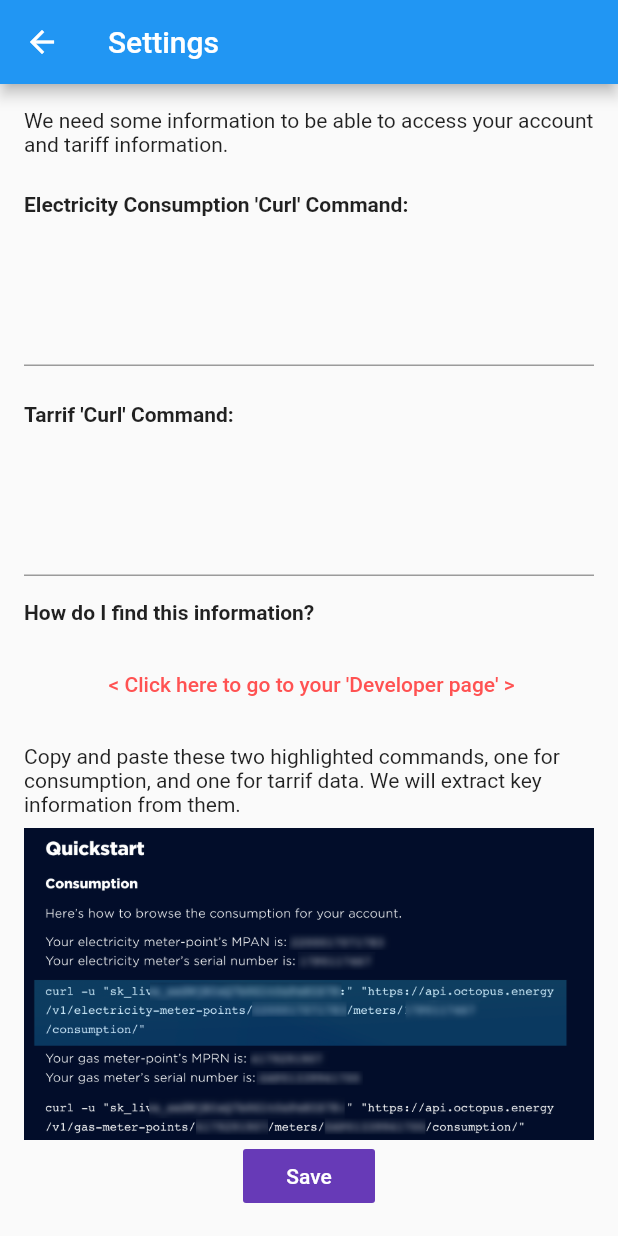
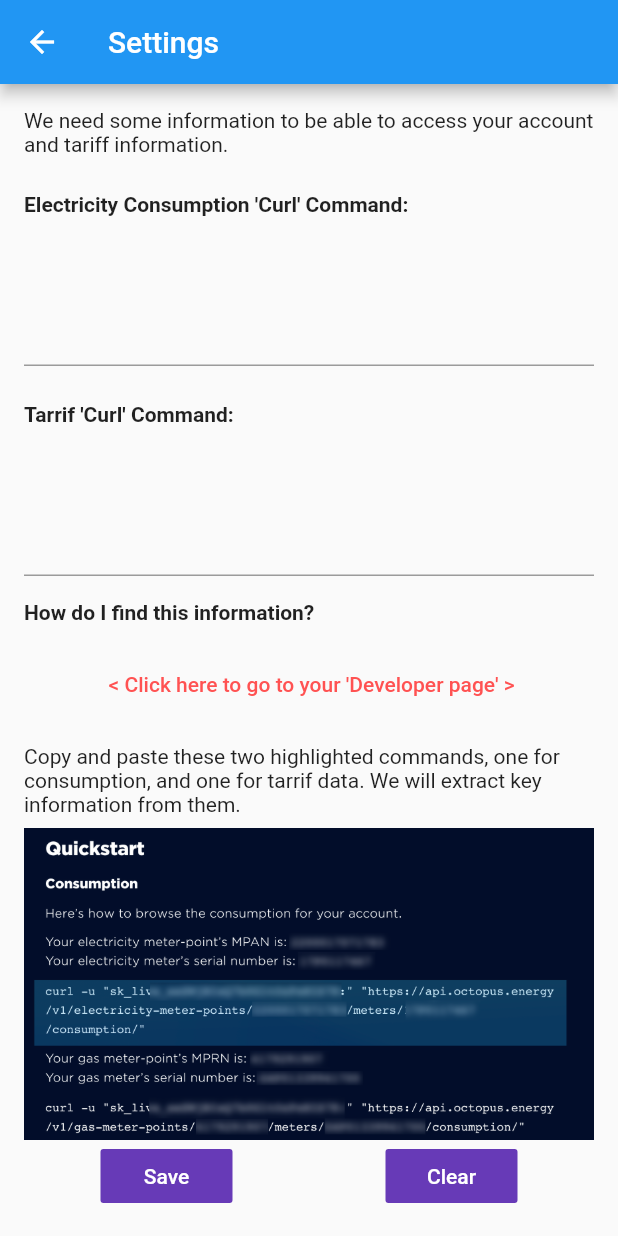
Before and after one commit to dmt195/octopus_data, a Flutter app: the screen it shows after launch, after a tap on the "settings" icon, on a phone screen of 412 x 824 dp. Run offline on Flutter 3.47's test engine with Material 2 defaults, Android fonts, the light colour scheme and no system bars; our stand-ins replace bloc, charts_flutter, flutter_bloc, injectable, moor_flutter, shared_preferences; missing offline and left inert: calendar_strip; generated files the repository leaves out were written again; statements that could not run were skipped.

Commit message:
nearly there - need to test full flow and add clear down of all data in db

```diff
--- a/lib/main_bloc.dart
+++ b/lib/bloc_main/main_bloc.dart
@@ -4,7 +4,7 @@ import 'package:bloc/bloc.dart';
 import 'package:octopus_data/key_value_store.dart';
 import 'package:octopus_data/data/moor_database.dart';
 import 'package:octopus_data/repo/agile_repo.dart';
-import './bloc.dart';
+import 'bloc.dart';
 
 class MainBloc extends Bloc<MainEvent, MainState> {
   @override
@@ -55,29 +55,39 @@ class MainBloc extends Bloc<MainEvent, MainState> {
   Stream<MainState> mapEventToState(
     MainEvent event,
   ) async* {
-//    print("In mapEventToState with $event");
+    print("In mapEventToState with $event");
     if (event is DownloadRequestEvent) {
-//      print("DownloadRequestEvent fired!");
+      print("DownloadRequestEvent fired!");
       await getAndSaveAllTariffData();
       await getAndSaveAllConsumptionData();
       await findCompletableChargeMatchesAndAddToDb();
     } else if (event is SavedDataReadyEvent) {
-//      print("SavedDataReadyEvent fired!");
+      print("SavedDataReadyEvent fired!");
       // if empty then fire the settings page event
       if (keyValueStore.apiKey.isEmpty) {
-//        print("api key is empty");
+        print("api key is empty");
         yield SettingsRequiredState();
       } else {
-//        print("api key is present - getting AgileRepo instance");
+        print("api key is present - getting AgileRepo instance");
         // ready the repos with their appropriate settings
         ar = AgileRepository(keyValueStore);
         add(DownloadRequestEvent());
       }
     } else if (event is DataAvailableEvent) {
+      print("DataAvailableEvent fired!");
       yield DataAvailableState(dataReady);
     } else if (event is DateChosenEvent) {
+      print("DateChosenEvent fired!");
       dayOfInterest = event.date;
       getDataAndListen();
+    } else if (event is PreferencesSavedEvent) {
+      print("PreferencesSavedEvent fired!");
+      add(SavedDataReadyEvent());
+      getDataAndListen();
+    } else if (event is ClearAllDataEvent) {
+      await keyValueStore.clearAllData();
+      await db.clearData();
+      add(SavedDataReadyEvent());
     }
   }
 
--- a/lib/main_event.dart
+++ b/lib/bloc_main/main_event.dart
@@ -11,5 +11,10 @@ class DataAvailableEvent extends MainEvent {}
 
 class DateChosenEvent extends MainEvent {
   final DateTime date;
+
   DateChosenEvent(this.date);
 }
+
+class PreferencesSavedEvent extends MainEvent {}
+
+class ClearAllDataEvent extends MainEvent {}
--- a/lib/main_state.dart
+++ b/lib/bloc_main/main_state.dart
@@ -4,14 +4,14 @@ import 'package:octopus_data/data/moor_database.dart';
 @immutable
 abstract class MainState {
   final bool isLoading = false;
-  final SettingsState settingsState = SettingsState.UNKNOWN;
+  final SettingsStatus settingsState = SettingsStatus.UNKNOWN;
   final DateTime dayOfInterest = DateTime.now();
   final List<EnergyData> dataReady = [];
 }
 
 class InitialMainState extends MainState {
   final bool isLoading = false;
-  final SettingsState settingsState = SettingsState.UNKNOWN;
+  final SettingsStatus settingsState = SettingsStatus.UNKNOWN;
   final DateTime dayOfInterest = DateTime.now();
 }
 
@@ -29,15 +29,15 @@ class DataAvailableState extends MainState {
 class SavedDataAvailableState extends MainState {}
 
 class SettingsRequiredState extends MainState {
-  final SettingsState settingsState = SettingsState.INVALID;
+  final SettingsStatus settingsState = SettingsStatus.INVALID;
 }
 
 class SettingsCompletedState extends MainState {
-  final SettingsState settingsState = SettingsState.VALID;
+  final SettingsStatus settingsState = SettingsStatus.VALID;
 }
 
 
 
-enum SettingsState {
+enum SettingsStatus {
   UNKNOWN, VALID, INVALID
 }
--- a/lib/data/moor_database.dart
+++ b/lib/data/moor_database.dart
@@ -96,5 +96,10 @@ class AppDatabase extends _$AppDatabase {
     return data;
   }
 
+  Future<void> clearData() async {
+    //todo
+    return;
+  }
+
 
 }
--- a/lib/data_list_item.dart
+++ b/lib/data_list_item.dart
@@ -1,6 +1,6 @@
 import 'package:flutter/material.dart';
 import 'package:octopus_data/data/moor_database.dart';
-import 'package:octopus_data/main_bloc.dart';
+import 'package:octopus_data/bloc_main/main_bloc.dart';
 import 'extension_functions.dart';
 
 class DataListViewWidget extends StatelessWidget {
--- a/lib/home_page.dart
+++ b/lib/home_page.dart
@@ -1,34 +1,26 @@
 import 'package:calendar_strip/calendar_strip.dart';
 import 'package:flutter/material.dart';
 import 'package:flutter_bloc/flutter_bloc.dart';
-import 'package:octopus_data/bloc.dart';
+import 'package:octopus_data/bloc_main/bloc.dart';
 import 'package:octopus_data/data_list_item.dart';
 import 'package:octopus_data/graph_widget.dart';
 import 'package:octopus_data/summariser_widget.dart';
 
-class MyHomePage extends StatefulWidget {
-  MyHomePage({Key key}) : super(key: key);
-
-  final String title = 'Octopus Rates and Usage';
-
-  @override
-  _MyHomePageState createState() => _MyHomePageState();
-}
-
-class _MyHomePageState extends State<MyHomePage> {
-  bool isLoading = false;
-
+class MyHomePage extends StatelessWidget {
   @override
   Widget build(BuildContext context) {
     return BlocBuilder<MainBloc, MainState>(
       builder: ((BuildContext context, MainState mainState) {
         MainBloc bloc = BlocProvider.of<MainBloc>(context);
         if (mainState is SettingsRequiredState) {
-          Navigator.pushNamed(context, '/settings');
+          //delaying the navigation allows something to be rendered before navigation
+          //otherwise exceptions are thrown
+          Future.delayed(Duration(milliseconds: 100))
+              .then((value) => Navigator.pushNamed(context, '/settings'));
         }
         return Scaffold(
           appBar: AppBar(
-            title: Text(widget.title),
+            title: Text('Octopus Rates and Usage'),
             actions: <Widget>[SettingsMenuIcon()],
           ),
           body: Column(
@@ -38,7 +30,7 @@ class _MyHomePageState extends State<MyHomePage> {
               CalendarStrip(
                 startDate: DateTime.now().subtract(Duration(days: 30)),
                 endDate: DateTime.now().add(Duration(days: 2)),
-                      onDateSelected: (date) => _setDateOfInterest(date),
+                onDateSelected: (date) => _setDateOfInterest(bloc, date),
                 selectedDate: bloc.dayOfInterest,
               ),
               SummariserWidget(bloc.dataReady),
@@ -46,7 +38,8 @@ class _MyHomePageState extends State<MyHomePage> {
               bloc.dataReady == null || bloc.dataReady.isEmpty
                   ? Expanded(
                       child: Container(
-                      child: Center(child: Text("No Data For This Date (Yet)")),
+                        child:
+                            Center(child: Text("No Data For This Date (Yet)")),
                       ),
                     )
                   : DataListViewWidget(bloc.dataReady),
@@ -69,8 +62,8 @@ class _MyHomePageState extends State<MyHomePage> {
     );
   }
 
-  _setDateOfInterest(date) {
-    context.bloc<MainBloc>().add(DateChosenEvent(date));
+  _setDateOfInterest(bloc, date) {
+    bloc.add(DateChosenEvent(date));
   }
 }
 
--- a/lib/main.dart
+++ b/lib/main.dart
@@ -1,6 +1,6 @@
 import 'package:flutter/material.dart';
 import 'package:flutter_bloc/flutter_bloc.dart';
-import 'package:octopus_data/bloc.dart';
+import 'package:octopus_data/bloc_main/bloc.dart';
 import 'package:octopus_data/data/moor_database.dart';
 import 'package:octopus_data/home_page.dart';
 import 'package:octopus_data/settings_widget.dart';
--- a/lib/settings_widget.dart
+++ b/lib/settings_widget.dart
@@ -1,8 +1,10 @@
 import 'package:flutter/material.dart';
 import 'package:flutter_bloc/flutter_bloc.dart';
-import 'package:octopus_data/bloc.dart';
 import 'package:provider/provider.dart';
 import 'package:url_launcher/url_launcher.dart';
+
+import 'bloc_main/bloc.dart';
+import 'bloc_main/main_bloc.dart';
 
 class SettingsWidget extends StatefulWidget {
   @override
@@ -12,11 +14,11 @@ class SettingsWidget extends StatefulWidget {
 class _SettingsWidgetState extends State<SettingsWidget> {
   String _tariffCurl;
   String _consumptionCurl;
-  String apiKey;
-  String mpanNo;
-  String serialNo;
-  String tariff;
-  String regionalTariff;
+  String _apiKey;
+  String _mpanNo;
+  String _serialNo;
+  String _tariff;
+  String _regionalTariff;
 
   @override
   Widget build(BuildContext context) {
@@ -30,9 +32,9 @@ class _SettingsWidgetState extends State<SettingsWidget> {
         ),
         body: SafeArea(
           child: Container(
-              child: Padding(
-            padding: const EdgeInsets.all(16.0),
-            child: Form(
+            child: Padding(
+              padding: const EdgeInsets.all(16.0),
+              child: Form(
                 key: _formKey,
                 child: Column(
                   children: <Widget>[
@@ -67,12 +69,12 @@ class _SettingsWidgetState extends State<SettingsWidget> {
                                 } else {
                                   setState(() {
                                     _consumptionCurl = value;
-                                    apiKey = firstMatch.group(1);
-                                    mpanNo = firstMatch.group(2);
-                                    serialNo = firstMatch.group(3);
+                                    _apiKey = firstMatch.group(1);
+                                    _mpanNo = firstMatch.group(2);
+                                    _serialNo = firstMatch.group(3);
                                   });
                                   bloc.keyValueStore.saveConsumptionCredentials(
-                                      apiKey, mpanNo, serialNo);
+                                      _apiKey, _mpanNo, _serialNo);
                                 }
                                 return null;
                               },
@@ -97,16 +99,16 @@ class _SettingsWidgetState extends State<SettingsWidget> {
                                   return "This can't be emtpy";
                                 } else if (firstMatch == null) {
                                   return "This doesn't look right";
-                                } else if (firstMatch.group(1) != apiKey) {
+                                } else if (firstMatch.group(1) != _apiKey) {
                                   return "Api keys don't match";
                                 } else {
                                   setState(() {
                                     _tariffCurl = value;
-                                    tariff = firstMatch.group(2);
-                                    regionalTariff = firstMatch.group(3);
+                                    _tariff = firstMatch.group(2);
+                                    _regionalTariff = firstMatch.group(3);
                                   });
                                   bloc.keyValueStore.saveTariffCredentials(
-                                      tariff, regionalTariff);
+                                      _tariff, _regionalTariff);
                                 }
                                 return null;
                               },
@@ -131,7 +133,8 @@ class _SettingsWidgetState extends State<SettingsWidget> {
                                       style: TextStyle(color: Colors.redAccent),
                                     ),
                                     onPressed: () {
-                                      _launchURL();
+                                      _launchURL(
+                                          "https://octopus.energy/dashboard/developer/");
                                     },
                                   ),
                                 ),
@@ -153,16 +156,6 @@ class _SettingsWidgetState extends State<SettingsWidget> {
                       mainAxisAlignment: MainAxisAlignment.spaceAround,
                       children: <Widget>[
                         FlatButton(
-                          onPressed: () {
-                            if (_formKey.currentState.validate()) {
-                              // save values
-                              bloc.keyValueStore
-                                  .upDateCurls(_consumptionCurl, _tariffCurl)
-                                  .then((_) {
-                                _ackAlert(context);
-                              });
-                            }
-                          },
                           child: (!bloc.state.isLoading)
                               ? Text(
                                   "Save",
@@ -172,24 +165,45 @@ class _SettingsWidgetState extends State<SettingsWidget> {
                                   size: Size.fromRadius(8.0),
                                   child: CircularProgressIndicator()),
                           color: Colors.deepPurple,
+                          onPressed: () {
+                            if (_formKey.currentState.validate()) {
+                              // save values
+                              bloc.keyValueStore
+                                  .upDateCurls(_consumptionCurl, _tariffCurl)
+                                  .then((_) {
+                                bloc.add(PreferencesSavedEvent());
+//                                _ackAlert(context);
+                                Navigator.of(context).pop();
+                              });
+                            }
+                          },
+                        ),
+                        FlatButton(
+                          child: (!bloc.state.isLoading)
+                              ? Text(
+                                  "Clear",
+                                  style: TextStyle(color: Colors.white),
+                                )
+                              : SizedBox.fromSize(
+                                  size: Size.fromRadius(8.0),
+                                  child: CircularProgressIndicator()),
+                          color: Colors.deepPurple,
+                          onPressed: () {
+                            // save values
+                            bloc.add(ClearAllDataEvent());
+                            Navigator.of(context).pop();
+                          },
                         ),
                       ],
                     ),
                   ],
-                )),
-          )),
+                ),
+              ),
+            ),
+          ),
         ),
       );
     });
-  }
-
-  _launchURL() async {
-    const url = "https://octopus.energy/dashboard/developer/";
-    if (await canLaunch(url)) {
-      await launch(url);
-    } else {
-      throw 'Could not launch $url';
-    }
   }
 
   @override
@@ -227,23 +241,23 @@ class _SettingsWidgetState extends State<SettingsWidget> {
             children: [
               TableRow(children: [
                 Text("API Key", style: style),
-                Text(apiKey, style: style),
+                Text(_apiKey, style: style),
               ]),
               TableRow(children: [
                 Text("MPAN", style: style),
-                Text(mpanNo, style: style),
+                Text(_mpanNo, style: style),
               ]),
               TableRow(children: [
                 Text("MSN", style: style),
-                Text(serialNo, style: style),
+                Text(_serialNo, style: style),
               ]),
               TableRow(children: [
                 Text("Tariff", style: style),
-                Text(tariff, style: style),
+                Text(_tariff, style: style),
               ]),
               TableRow(children: [
                 Text("Regional", style: style),
-                Text(regionalTariff, style: style),
+                Text(_regionalTariff, style: style),
               ]),
             ],
           ),
@@ -260,3 +274,11 @@ class _SettingsWidgetState extends State<SettingsWidget> {
     );
   }
 }
+
+_launchURL(String url) async {
+  if (await canLaunch(url)) {
+    await launch(url);
+  } else {
+    throw 'Could not launch $url';
+  }
+}
```
Also changed, not shown: lib/key_value_store.dart (+9 -3 lines), lib/bloc_main/bloc.dart (renamed from lib/bloc.dart), 2 other files. Lines whose indentation alone changed are shown as unchanged.
